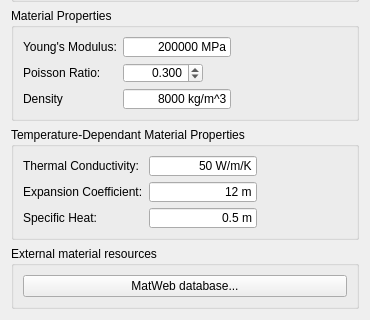
Above: src/Mod/Fem/TaskPanelMechanicalMaterial.ui from makkemal/FreeCAD before the change; both pictures show x 0 to 370 and y 393 to 713 of the 370 by 713 pixel window. Below: the same form after it.
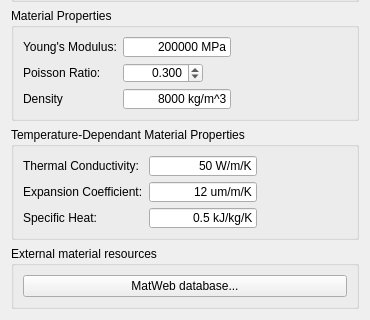
That is the form after the change. Custom widgets are drawn as their Qt base class.

Diff of the .ui file:
```diff
--- a/src/Mod/Fem/TaskPanelMechanicalMaterial.ui
+++ b/src/Mod/Fem/TaskPanelMechanicalMaterial.ui
@@ -278,7 +278,7 @@
            </size>
           </property>
           <property name="text">
-           <string>12 m</string>
+           <string>12 um/m/K</string>
           </property>
           <property name="alignment">
            <set>Qt::AlignRight|Qt::AlignTrailing|Qt::AlignVCenter</set>
@@ -322,7 +322,7 @@
            </size>
           </property>
           <property name="text">
-           <string>0.5 m</string>
+           <string>0.5 kJ/kg/K</string>
           </property>
           <property name="alignment">
            <set>Qt::AlignRight|Qt::AlignTrailing|Qt::AlignVCenter</set>
```
Left out of the diff: 4 changed lines with no effect on the pictures.
